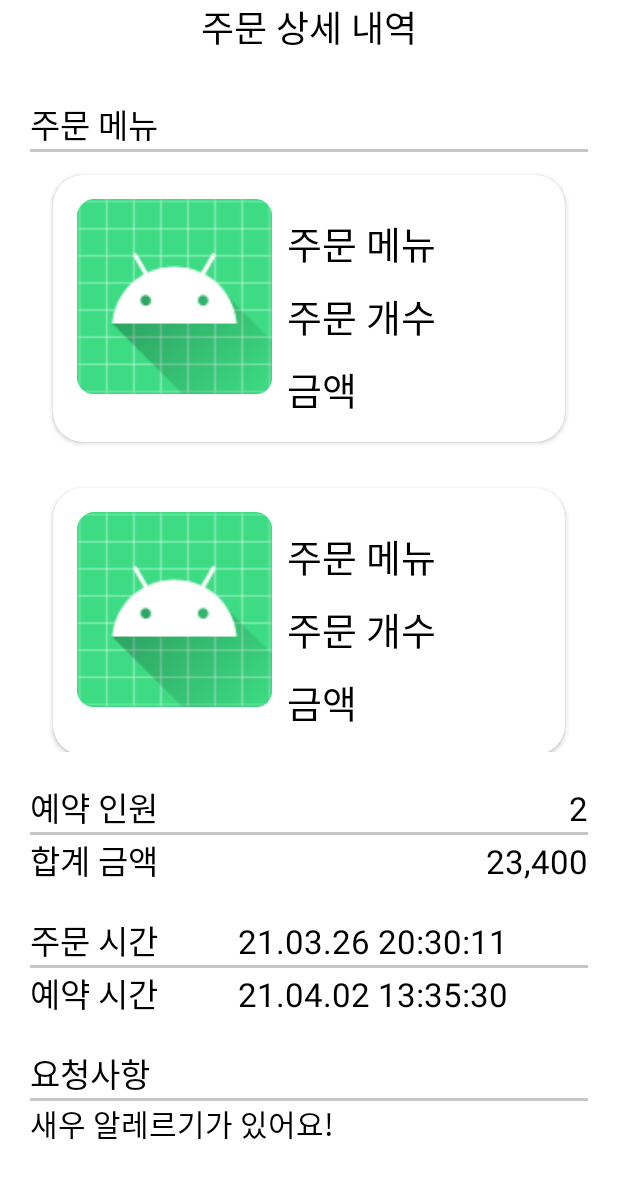
After one commit to whdnjsdyd111/capstone_hotpleGO_App, an Android app: the layout order_management.xml on its own in the app's theme, with its tools: preview values and no code run, on a phone screen of 412 x 824 dp. The commit adds this screen. Shown: the top 1179 px of the screen. Run offline under Robolectric (Android 15) with nearby library versions, the phone set to English and light mode, and no system bars.

Commit message:
메뉴 상세 관리 디자인 및 manifest 추가

```diff
--- a/app/src/main/AndroidManifest.xml
+++ b/app/src/main/AndroidManifest.xml
@@ -21,6 +21,9 @@
         <activity android:name=".Order_list"
             android:parentActivityName=".MainActivity" />
 
+        <activity android:name=".Order_Management_details"
+            android:parentActivityName=".Order_list" />
+
     </application>
 
 </manifest>
--- a/app/src/main/java/com/example/hotplego/Order_details_New.java
+++ b/app/src/main/java/com/example/hotplego/Order_details_New.java
@@ -40,11 +40,11 @@ public class Order_details_New extends Fragment {
     private void initDataset() { // 더미 데이터
         items.clear();
 
-        items.add(new Order_details_New_Data(R.drawable.lank_f, "육회비빔밥 외 1개", "27000원"));
-        items.add(new Order_details_New_Data(R.drawable.lank_s, "육회비빔밥 외 1개", "27000원"));
-        items.add(new Order_details_New_Data(R.drawable.lank_s, "육회비빔밥 외 1개", "27000원"));
-        items.add(new Order_details_New_Data(R.drawable.lank_t, "육회비빔밥 외 1개", "27000원"));
-        items.add(new Order_details_New_Data(R.drawable.lank_t, "육회비빔밥 외 1개", "27000원"));
-        items.add(new Order_details_New_Data(R.drawable.lank_t, "육회비빔밥 외 1개", "27000원"));
+        items.add(new Order_details_New_Data(R.drawable.lank_f, "통새우버거 3개 외 1개", "23400원"));
+        items.add(new Order_details_New_Data(R.drawable.lank_s, "육회비빔밥 2개 외 1개", "27000원"));
+        items.add(new Order_details_New_Data(R.drawable.lank_s, "육회비빔밥 1개 외 1개", "17900원"));
+        items.add(new Order_details_New_Data(R.drawable.lank_t, "인크레더블버거 1개 외 1개", "14000원"));
+        items.add(new Order_details_New_Data(R.drawable.lank_t, "통새우버거 2개 외 1개", "16000원"));
+        items.add(new Order_details_New_Data(R.drawable.lank_t, "치즈스틱 2개 외 1개", "22000원"));
     }
 }
--- a/app/src/main/res/layout/fragment_order_details_new_item.xml
+++ b/app/src/main/res/layout/fragment_order_details_new_item.xml
@@ -22,7 +22,8 @@
                 android:id="@+id/new_menu_img"
                 android:layout_width="100dp"
                 android:layout_height="100dp"
-                app:srcCompat="@mipmap/ic_launcher" />
+                app:srcCompat="@mipmap/ic_launcher"
+                android:layout_marginTop="10dp"/>
 
             <TextView
                 android:id="@+id/new_menu_name"
@@ -31,7 +32,7 @@
                 android:layout_alignParentTop="true"
                 android:layout_marginLeft="10dp"
                 android:layout_marginTop="10dp"
-                android:text="육회 비빔밥 2개 외 1개"
+                android:text="메뉴명"
                 android:textSize="25sp"
                 android:textStyle="bold"
                 android:textColor="@color/black"
@@ -47,7 +48,7 @@
                 android:layout_toEndOf="@id/new_menu_img"
                 android:layout_marginLeft="10dp"
                 android:layout_marginTop="10dp"
-                android:text="27,000원"
+                android:text="가격"
                 android:textSize="25sp"
                 android:textColor="@color/black"
                 android:layout_below="@id/new_menu_name"
--- /dev/null
+++ b/app/src/main/res/layout/order_management.xml
@@ -0,0 +1,193 @@
+<?xml version="1.0" encoding="utf-8"?>
+<LinearLayout xmlns:android="http://schemas.android.com/apk/res/android"
+    xmlns:app="http://schemas.android.com/apk/res-auto"
+    xmlns:tools="http://schemas.android.com/tools"
+    android:layout_width="match_parent"
+    android:layout_height="match_parent"
+    android:orientation="vertical">
+
+    <TextView
+        android:id="@+id/textView28"
+        android:layout_width="match_parent"
+        android:layout_height="wrap_content"
+        android:gravity="center"
+        android:text="주문 상세 내역"
+        android:textColor="@color/black"
+        android:textSize="24sp" />
+
+    <LinearLayout
+        android:layout_width="match_parent"
+        android:layout_height="match_parent"
+        android:orientation="vertical"
+        android:layout_marginTop="10dp"
+        android:padding="20dp">
+
+        <TextView
+            android:id="@+id/textView29"
+            android:layout_width="match_parent"
+            android:layout_height="wrap_content"
+            android:text="주문 메뉴"
+            android:textColor="@color/black"
+            android:textSize="22sp" />
+
+        <View
+            android:layout_width="match_parent"
+            android:layout_height="2dp"
+            android:layout_centerInParent="true"
+            android:background="#c7c7c7"/>
+
+        <androidx.recyclerview.widget.RecyclerView
+            android:layout_width="match_parent"
+            android:layout_height="400dp"
+            android:layout_marginBottom="20dp"
+            tools:listitem="@layout/order_management_item" />
+
+        <LinearLayout
+            android:layout_width="match_parent"
+            android:layout_height="wrap_content"
+            android:orientation="vertical"
+            android:layout_marginBottom="20dp">
+
+            <LinearLayout
+                android:layout_width="match_parent"
+                android:layout_height="wrap_content"
+                android:orientation="horizontal">
+
+                <TextView
+                    android:id="@+id/textView30"
+                    android:layout_width="30dp"
+                    android:layout_height="wrap_content"
+                    android:layout_weight="1"
+                    android:text="예약 인원"
+                    android:textColor="@color/black"
+                    android:textSize="22sp" />
+
+                <TextView
+                    android:id="@+id/textView30_1"
+                    android:layout_width="wrap_content"
+                    android:layout_height="wrap_content"
+                    android:layout_weight="1"
+                    android:gravity="right"
+                    android:text="2"
+                    android:textColor="@color/black"
+                    android:textSize="22sp" />
+            </LinearLayout>
+
+            <View
+                android:layout_width="match_parent"
+                android:layout_height="2dp"
+                android:layout_centerInParent="true"
+                android:background="#c7c7c7" />
+
+            <LinearLayout
+                android:layout_width="match_parent"
+                android:layout_height="match_parent"
+                android:orientation="horizontal">
+
+                <TextView
+                    android:id="@+id/textView31"
+                    android:layout_width="wrap_content"
+                    android:layout_height="wrap_content"
+                    android:layout_weight="1"
+                    android:text="합계 금액"
+                    android:textColor="@color/black"
+                    android:textSize="22sp" />
+
+                <TextView
+                    android:id="@+id/textView31_1"
+                    android:layout_width="wrap_content"
+                    android:layout_height="wrap_content"
+                    android:layout_weight="1"
+                    android:gravity="right"
+                    android:text="23,400"
+                    android:textColor="@color/black"
+                    android:textSize="22sp" />
+            </LinearLayout>
+        </LinearLayout>
+
+        <LinearLayout
+            android:layout_width="match_parent"
+            android:layout_height="wrap_content"
+            android:orientation="vertical"
+            android:layout_marginBottom="20dp">
+
+            <LinearLayout
+                android:layout_width="match_parent"
+                android:layout_height="wrap_content"
+                android:orientation="horizontal">
+
+                <TextView
+                    android:id="@+id/textView21"
+                    android:layout_width="wrap_content"
+                    android:layout_height="wrap_content"
+                    android:layout_weight="1"
+                    android:text="주문 시간"
+                    android:textColor="@color/black"
+                    android:textSize="22sp" />
+
+                <TextView
+                    android:id="@+id/textView21_1"
+                    android:layout_width="wrap_content"
+                    android:layout_height="wrap_content"
+                    android:layout_weight="1"
+                    android:text="21.03.26 20:30:11"
+                    android:textColor="@color/black"
+                    android:textSize="22sp" />
+            </LinearLayout>
+
+            <View
+                android:layout_width="match_parent"
+                android:layout_height="2dp"
+                android:layout_centerInParent="true"
+                android:background="#c7c7c7" />
+
+            <LinearLayout
+                android:layout_width="match_parent"
+                android:layout_height="match_parent"
+                android:orientation="horizontal">
+
+                <TextView
+                    android:id="@+id/textView22"
+                    android:layout_width="wrap_content"
+                    android:layout_height="wrap_content"
+                    android:layout_weight="1"
+                    android:text="예약 시간"
+                    android:textColor="@color/black"
+                    android:textSize="22sp" />
+
+                <TextView
+                    android:id="@+id/textView22_1"
+                    android:layout_width="wrap_content"
+                    android:layout_height="wrap_content"
+                    android:layout_weight="1"
+                    android:text="21.04.02 13:35:30"
+                    android:textColor="@color/black"
+                    android:textSize="22sp" />
+            </LinearLayout>
+        </LinearLayout>
+
+        <TextView
+            android:id="@+id/textView34"
+            android:layout_width="match_parent"
+            android:layout_height="wrap_content"
+            android:text="요청사항"
+            android:textColor="@color/black"
+            android:textSize="22sp" />
+
+        <View
+            android:layout_width="match_parent"
+            android:layout_height="2dp"
+            android:layout_centerInParent="true"
+            android:background="#c7c7c7"/>
+
+        <TextView
+            android:id="@+id/textView35"
+            android:layout_width="match_parent"
+            android:layout_height="wrap_content"
+            android:text="새우 알레르기가 있어요!"
+            android:textSize="20sp"
+            android:textColor="@color/black"
+            android:layout_marginBottom="20dp" />
+
+    </LinearLayout>
+</LinearLayout>
--- /dev/null
+++ b/app/src/main/res/layout/order_management_item.xml
@@ -0,0 +1,67 @@
+<?xml version="1.0" encoding="utf-8"?>
+<androidx.cardview.widget.CardView
+    xmlns:android="http://schemas.android.com/apk/res/android"
+    xmlns:app="http://schemas.android.com/apk/res-auto"
+    xmlns:tools="http://schemas.android.com/tools"
+    android:layout_width="match_parent"
+    android:layout_height="wrap_content"
+    android:layout_margin="15dp"
+    android:padding="15dp"
+    android:foreground="?android:attr/selectableItemBackground"
+    android:focusable="true"
+    android:clickable="true"
+    app:cardCornerRadius="20dp">
+
+    <RelativeLayout
+        android:layout_width="match_parent"
+        android:layout_height="match_parent"
+        android:padding="16dp">
+
+        <ImageView
+            android:id="@+id/order_manage_menu_img"
+            android:layout_width="130dp"
+            android:layout_height="130dp"
+            app:srcCompat="@mipmap/ic_launcher" />
+
+        <TextView
+            android:id="@+id/order_manage_menu_name"
+            android:layout_width="match_parent"
+            android:layout_height="wrap_content"
+            android:layout_alignParentTop="true"
+            android:layout_marginLeft="10dp"
+            android:layout_marginTop="10dp"
+            android:layout_toEndOf="@id/order_manage_menu_img"
+            android:layout_toRightOf="@id/order_manage_menu_img"
+            android:text="주문 메뉴"
+            android:textColor="@color/black"
+            android:textSize="25sp" />
+
+        <TextView
+            android:id="@+id/order_manage_menu_num"
+            android:layout_width="match_parent"
+            android:layout_height="wrap_content"
+            android:layout_below="@id/order_manage_menu_name"
+            android:layout_marginLeft="10dp"
+            android:layout_marginTop="10dp"
+            android:layout_toEndOf="@id/order_manage_menu_img"
+            android:layout_toRightOf="@id/order_manage_menu_img"
+            android:text="주문 개수"
+            android:textColor="@color/black"
+            android:textSize="25sp" />
+
+        <TextView
+            android:id="@+id/order_manage_menu_pay"
+            android:layout_width="wrap_content"
+            android:layout_height="wrap_content"
+            android:layout_below="@id/order_manage_menu_num"
+            android:layout_marginLeft="10dp"
+            android:layout_marginTop="10dp"
+            android:layout_toEndOf="@id/order_manage_menu_img"
+            android:layout_toRightOf="@id/order_manage_menu_img"
+            android:text="금액"
+            android:textColor="@color/black"
+            android:textSize="25sp" />
+
+    </RelativeLayout>
+
+</androidx.cardview.widget.CardView>
```
